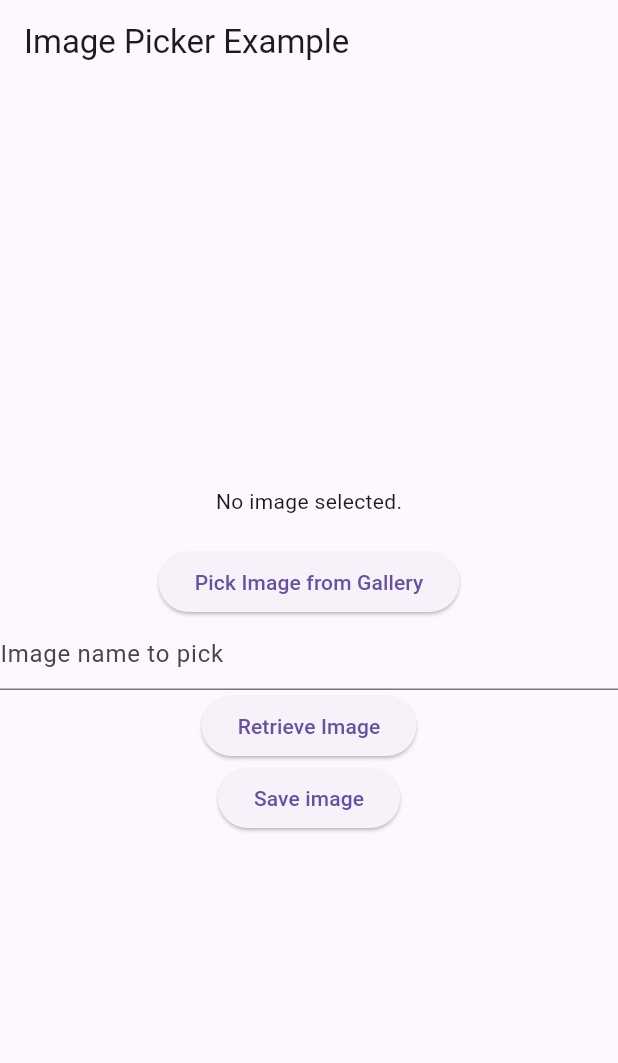
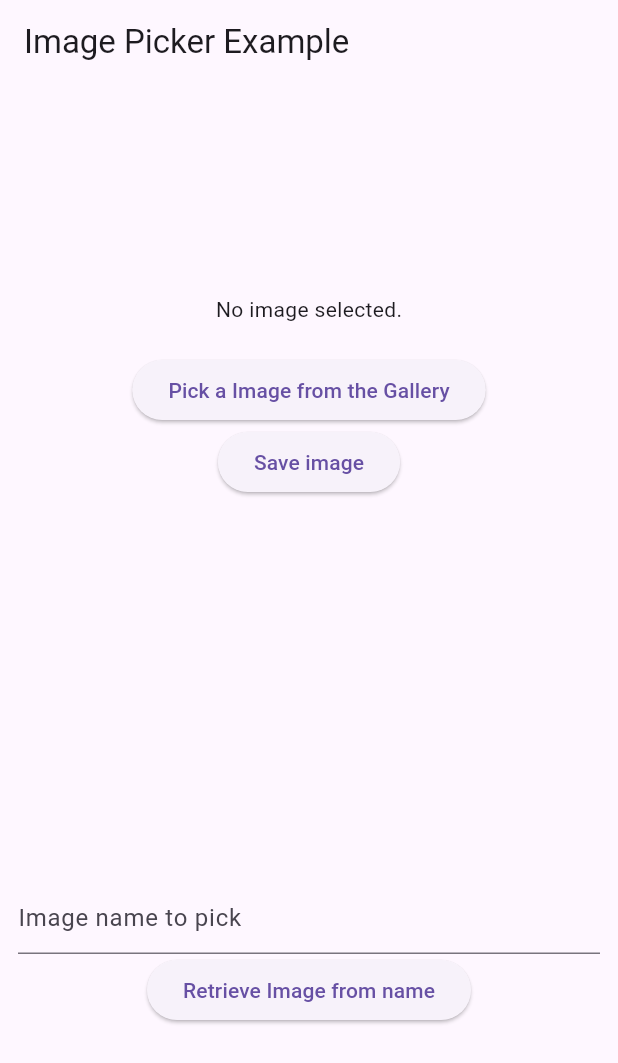
Before and after one commit to brunolopeschagas/imagepickerdemo, a Flutter app: the screen it shows after launch, on a phone screen of 412 x 824 dp. Shown: the top 1063 px of the screen. Run offline on Flutter 3.47's test engine with Material 3 defaults, Android fonts, the phone set to English and light mode, and no system bars; our stand-ins replace image_picker.

Commit message:
basic ui

```diff
--- a/lib/main.dart
+++ b/lib/main.dart
@@ -41,8 +41,13 @@ class _ImagePickerScreenState extends State<ImagePickerScreen> {
         title: const Text('Image Picker Example'),
       ),
       body: Center(
+        child: Padding(
+          padding: const EdgeInsets.all(12.0),
           child: Column(
-          mainAxisAlignment: MainAxisAlignment.center,
+            mainAxisAlignment: MainAxisAlignment.spaceAround,
+            children: [
+              Column(
+                mainAxisAlignment: MainAxisAlignment.spaceEvenly,
                 children: [
                   if (_storedImage != null)
                     Image.file(
@@ -60,8 +65,21 @@ class _ImagePickerScreenState extends State<ImagePickerScreen> {
                         printImage(value);
                       });
                     },
-              child: const Text('Pick Image from Gallery'),
+                    child: const Text('Pick a Image from the Gallery'),
                   ),
+                  ElevatedButton(
+                    onPressed: () => saveImage(_storedImage).then(
+                      (value) {
+                        print(_storedImage!.absolute.toString());
+                      },
+                    ),
+                    child: const Text('Save image'),
+                  ),
+                ],
+              ),
+              Column(
+                mainAxisAlignment: MainAxisAlignment.spaceEvenly,
+                children: [
                   TextFormField(
                     controller: _imageNameController,
                     decoration: const InputDecoration(
@@ -76,17 +94,12 @@ class _ImagePickerScreenState extends State<ImagePickerScreen> {
                         printImage(value);
                       });
                     },
-              child: const Text('Retrieve Image'),
-            ),
-            ElevatedButton(
-              onPressed: () => saveImage(_storedImage).then(
-                (value) {
-                  print(_storedImage!.absolute.toString());
-                },
-              ),
-              child: const Text('Save image'),
+                    child: const Text('Retrieve Image from name'),
                   ),
                 ],
+              )
+            ],
+          ),
         ),
       ),
     );
```
Lines whose indentation alone changed are shown as unchanged.
